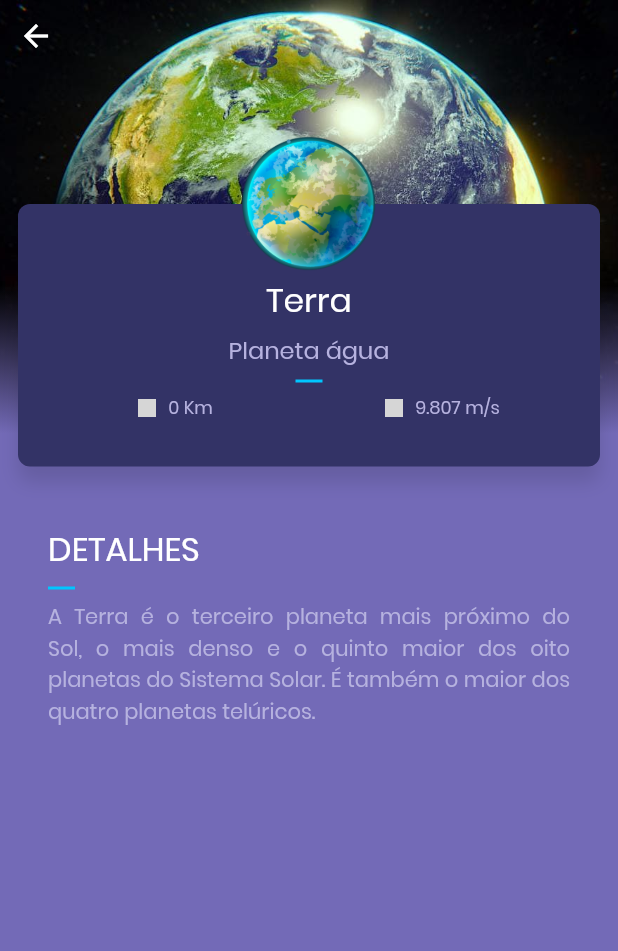
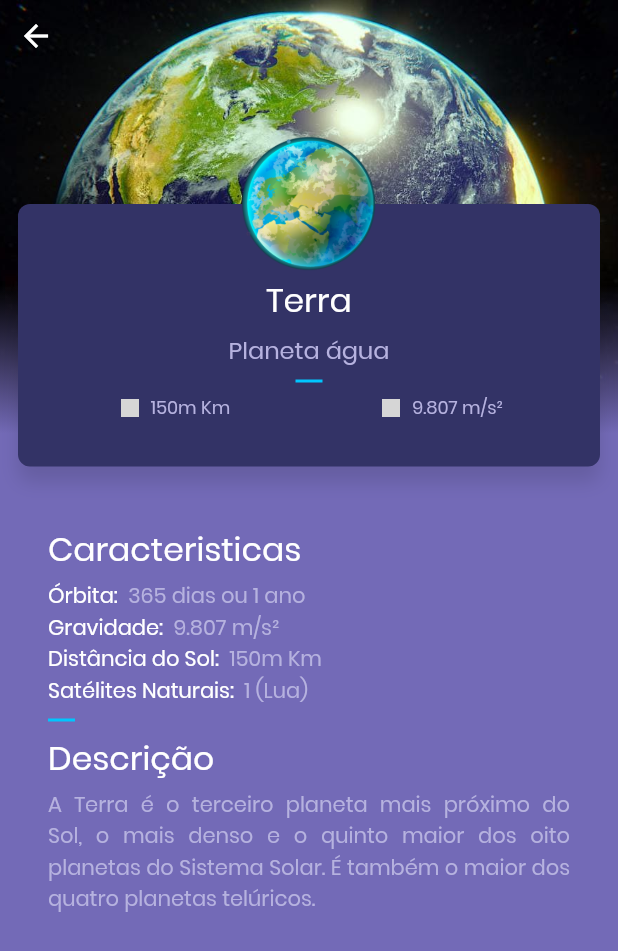
Before and after one commit to EdFilho/solar-system, a Flutter app: the screen it shows after launch, after a tap on "Terra", on a phone screen of 412 x 824 dp. Shown: the top 951 px of the screen. Run offline on Flutter 3.47's test engine with Material 2 defaults, Android fonts, the phone set to English and light mode, and no system bars; missing offline and left inert: gradient_bottom_navigation_bar; grey boxes are pictures that could not be loaded.

Commit message:
details widget

```diff
--- a/lib/home/dwarf_planets/dwarf_planet_summary.dart
+++ b/lib/home/dwarf_planets/dwarf_planet_summary.dart
@@ -1,5 +1,6 @@
 import 'package:flutter/material.dart';
 import 'package:solar_system/componentes/separator.dart';
+import 'package:solar_system/home/dwarf_planets/details_dwarf_planet.dart';
 import 'package:solar_system/models/dwarf_planets.dart';
 import 'package:solar_system/themes/themes_app.dart';
 
@@ -54,7 +55,7 @@ class DwarfPlanetSummary extends StatelessWidget {
           ),
           new Container(height: 4.0),
           new Row(
-            mainAxisAlignment: MainAxisAlignment.start,
+            mainAxisAlignment: MainAxisAlignment.center,
             children: <Widget>[
               new Icon(
                 Icons.location_on,
@@ -109,7 +110,15 @@ class DwarfPlanetSummary extends StatelessWidget {
       ),
     );
 
-    return Container(
+    return GestureDetector(
+      onTap: () => Navigator.of(context).push(
+        new PageRouteBuilder(
+          pageBuilder: (_,__,___) => new DetailsDwarfPlanet(dwarfPlanet),
+          transitionsBuilder: (context, animation, secondaryAnimation, child) =>
+            new FadeTransition(opacity: animation, child:child),
+        ),
+      ),
+      child: Container(
         margin: const EdgeInsets.symmetric(
           vertical: 18.0,
           horizontal: 12.0,
@@ -120,6 +129,7 @@ class DwarfPlanetSummary extends StatelessWidget {
             dwarfPlanetThumbnail
           ],
         ),
+      ),
     );
   }
 }
--- a/lib/home/home_page.dart
+++ b/lib/home/home_page.dart
@@ -2,10 +2,6 @@ import 'package:flutter/material.dart';
 import 'package:flutter/services.dart';
 import 'package:gradient_bottom_navigation_bar/gradient_bottom_navigation_bar.dart';
 import 'package:solar_system/componentes/gradient_app_bar.dart';
-import 'package:solar_system/componentes/subtitle.dart';
-import 'package:solar_system/home/dwarf_planets/horizontal_list_dwarf_planets.dart';
-import 'package:solar_system/home/planets/horizontal_list_planets.dart';
-import 'package:solar_system/home/summary_card.dart';
 import 'package:solar_system/home/widgets/home_widget.dart';
 
 class HomePage extends StatefulWidget {
--- a/lib/home/planets/details_planet.dart
+++ b/lib/home/planets/details_planet.dart
@@ -40,7 +40,6 @@ class DetailsPlanet extends StatelessWidget {
   }
 
   Widget _getContent() {
-    final _overviewTitle = 'Detalhes'.toUpperCase();
     return new ListView(
       padding: new EdgeInsets.fromLTRB(0.0, 72.0, 0.0, 32.0),
       children: <Widget>[
@@ -51,10 +50,64 @@ class DetailsPlanet extends StatelessWidget {
             crossAxisAlignment: CrossAxisAlignment.start,
             children: <Widget>[
               new Text(
-                _overviewTitle,
+                'Caracteristicas',
                 style: titleTextStyle,
               ),
+              new Container(height: 4.0),
+              new Row(
+                children: <Widget>[
+                  new Text(
+                    'Órbita:  ',
+                    style: subHeaderTextStyle,
+                  ),
+                  new Text(
+                    planet.orbit,
+                    style: commonTextStyle,
+                  )
+                ],
+              ),
+              new Row(
+                children: <Widget>[
+                  new Text(
+                    'Gravidade:  ',
+                    style: subHeaderTextStyle,
+                  ),
+                  new Text(
+                    planet.gravity,
+                    style: commonTextStyle,
+                  )
+                ],
+              ),
+              new Row(
+                children: <Widget>[
+                  new Text(
+                    'Distância do Sol:  ',
+                    style: subHeaderTextStyle,
+                  ),
+                  new Text(
+                    planet.distance,
+                    style: commonTextStyle,
+                  )
+                ],
+              ),
+              new Row(
+                children: <Widget>[
+                  new Text(
+                    'Satélites Naturais:  ',
+                    style: subHeaderTextStyle,
+                  ),
+                  new Text(
+                    planet.naturalSatellites,
+                    style: commonTextStyle,
+                  )
+                ],
+              ),
               new Separator(),
+              new Text(
+                'Descrição',
+                style: titleTextStyle,
+              ),
+              new Container(height: 4.0),
               new Text(
                 planet.description,
                 style: commonTextStyle,
--- a/lib/home/summary_card.dart
+++ b/lib/home/solar_system/summary_card.dart
@@ -24,7 +24,7 @@ class SummaryCard extends StatelessWidget {
       margin: new EdgeInsets.fromLTRB(16.0, 56.0, 16.0, 8.0),
       constraints: new BoxConstraints.expand(),
       child: new Column(
-        crossAxisAlignment: CrossAxisAlignment.start,
+        crossAxisAlignment: CrossAxisAlignment.center,
         children: <Widget>[
           new Container(height: 4.0,),
           new Text(
@@ -32,7 +32,7 @@ class SummaryCard extends StatelessWidget {
             style: titleTextStyle,
             textAlign: TextAlign.center,
           ),
-          new Container(height: 8.0),
+          new Container(height: 4.0),
           new Text(
             summary[2],
             style: subTitleTextStyle,
--- a/lib/home/widgets/home_widget.dart
+++ b/lib/home/widgets/home_widget.dart
@@ -2,8 +2,7 @@ import 'package:flutter/material.dart';
 import 'package:solar_system/componentes/subtitle.dart';
 import 'package:solar_system/home/dwarf_planets/horizontal_list_dwarf_planets.dart';
 import 'package:solar_system/home/planets/horizontal_list_planets.dart';
-import 'package:solar_system/home/summary_card.dart';
-
+import 'package:solar_system/home/solar_system/summary_card.dart';
 
 class HomeWidget extends StatelessWidget {
 
@@ -20,6 +19,8 @@ class HomeWidget extends StatelessWidget {
           new HorizontalListPlanets(),
           new SubTitle('Planetas Anões'),
           new HorizontalListDwarfPlanets(),
+          new SubTitle('Cometas'),
+          new Container(height: 200.0)
         ],
       ),
     );
--- a/lib/models/planets.dart
+++ b/lib/models/planets.dart
@@ -5,11 +5,12 @@ class Planet {
   final String distance;
   final String orbit;
   final String gravity;
+  final String naturalSatellites;
   final String description;
   final String image;
   final String picture;
 
-  const Planet ({this.id, this.name, this.nickname, this.distance, this.orbit, this.gravity, this.description, this.image, this.picture});
+  const Planet ({this.id, this.name, this.nickname, this.distance, this.orbit, this.gravity, this.naturalSatellites, this.description, this.image, this.picture});
 
 }
 
@@ -18,9 +19,10 @@ List<Planet> planets = [
     id: '3',
     name: 'Terra',
     nickname: 'Planeta água',
-    distance: '0 Km',
-    orbit: '365,256363004 dias',
-    gravity: '9.807 m/s',
+    distance: '150m Km',
+    orbit: '365 dias ou 1 ano',
+    gravity: '9.807 m/s²',
+    naturalSatellites: '1 (Lua)',
     description: "    A Terra é o terceiro planeta mais próximo do Sol, o mais denso e o quinto maior dos oito planetas do Sistema Solar. É também o maior dos quatro planetas telúricos.",
     image: 'assets/img/earth.png',
     picture: 'assets/pictures/earth.jpg',
@@ -29,10 +31,11 @@ List<Planet> planets = [
     id: '4',
     name: 'Terra',
     nickname: 'Planeta água',
-    distance: '0 Km',
-    orbit: '365,256363004 dias',
+    distance: '150m Km',
+    orbit: '365 dias ou 1 ano',
     gravity: '9.807 m/s',
-    description: "A Terra é o terceiro planeta mais próximo do Sol, o mais denso e o quinto maior dos oito planetas do Sistema Solar. É também o maior dos quatro planetas telúricos.",
+    naturalSatellites: '1 (Lua)',
+    description: "    A Terra é o terceiro planeta mais próximo do Sol, o mais denso e o quinto maior dos oito planetas do Sistema Solar. É também o maior dos quatro planetas telúricos.",
     image: 'assets/img/earth.png',
     picture: 'assets/pictures/earth.jpg',
   ),
--- a/lib/themes/themes_app.dart
+++ b/lib/themes/themes_app.dart
@@ -25,6 +25,12 @@ final subTitleTextStyle1 = TextStyle(
 final regularTextStyle = TextStyle(
   color: const Color(0xffb6b2df),
   fontSize: 12.0,
+  fontWeight: FontWeight.w400
+);
+
+final subHeaderTextStyle = TextStyle(
+  color: Colors.white,
+  fontSize: 14.0,
   fontWeight: FontWeight.w400
 );
 
```
Also changed, not shown: lib/home/dwarf_planets/details_dwarf_planet.dart (added, +99 -0 lines). Lines whose indentation alone changed are shown as unchanged.
